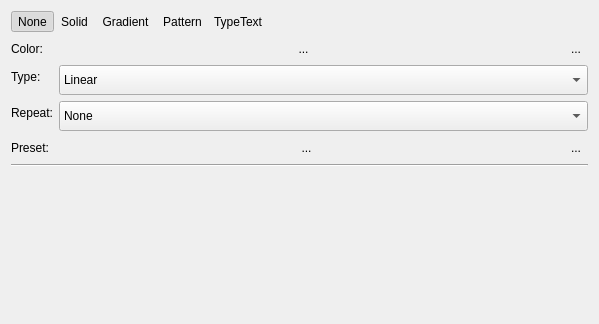
KDE/krita, file libs/ui/widgets/KoFillConfigWidget.ui: the form before one commit.
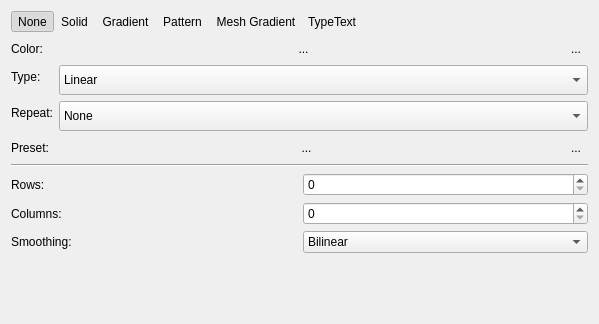
The form after the commit. Custom widgets are drawn as their Qt base class.

Commit message: Prelude for meshgradients GUI tool

The edit to the form file:
```diff
--- a/libs/ui/widgets/KoFillConfigWidget.ui
+++ b/libs/ui/widgets/KoFillConfigWidget.ui
@@ -113,6 +113,19 @@
        </property>
       </widget>
      </item>
+     <item>
+      <widget class="QToolButton" name="btnMeshFill">
+       <property name="text">
+        <string>Mesh Gradient</string>
+       </property>
+       <property name="checkable">
+        <bool>true</bool>
+       </property>
+       <property name="autoRaise">
+        <bool>true</bool>
+       </property>
+      </widget>
+     </item>
      <item>
       <spacer name="horizontalSpacer">
        <property name="orientation">
@@ -331,6 +344,67 @@
      </property>
     </widget>
    </item>
+   <item>
+    <layout class="QVBoxLayout" name="meshgradientLayout">
+     <item>
+      <layout class="QHBoxLayout" name="horizontalLayout">
+       <item>
+        <widget class="QLabel" name="rowsLabel">
+         <property name="text">
+          <string>Rows:</string>
+         </property>
+        </widget>
+       </item>
+       <item>
+        <widget class="QSpinBox" name="spinbRows">
+         <property name="frame">
+          <bool>true</bool>
+         </property>
+        </widget>
+       </item>
+      </layout>
+     </item>
+     <item>
+      <layout class="QHBoxLayout" name="horizontalLayout_2">
+       <item>
+        <widget class="QLabel" name="columnsLabel">
+         <property name="text">
+          <string>Columns:</string>
+         </property>
+        </widget>
+       </item>
+       <item>
+        <widget class="QSpinBox" name="spinbColumns"/>
+       </item>
+      </layout>
+     </item>
+     <item>
+      <layout class="QHBoxLayout" name="horizontalLayout_4">
+       <item>
+        <widget class="QLabel" name="smoothingTypeLabel">
+         <property name="text">
+          <string>Smoothing:</string>
+         </property>
+        </widget>
+       </item>
+       <item>
+        <widget class="QComboBox" name="cmbSmoothingType">
+         <item>
+          <property name="text">
+           <string>Bilinear</string>
+          </property>
+         </item>
+         <item>
+          <property name="text">
+           <string>Bicubic</string>
+          </property>
+         </item>
+        </widget>
+       </item>
+      </layout>
+     </item>
+    </layout>
+   </item>
    <item>
     <layout class="QVBoxLayout" name="lastLayout">
      <item>
```
The commit also changes 6 other files.
